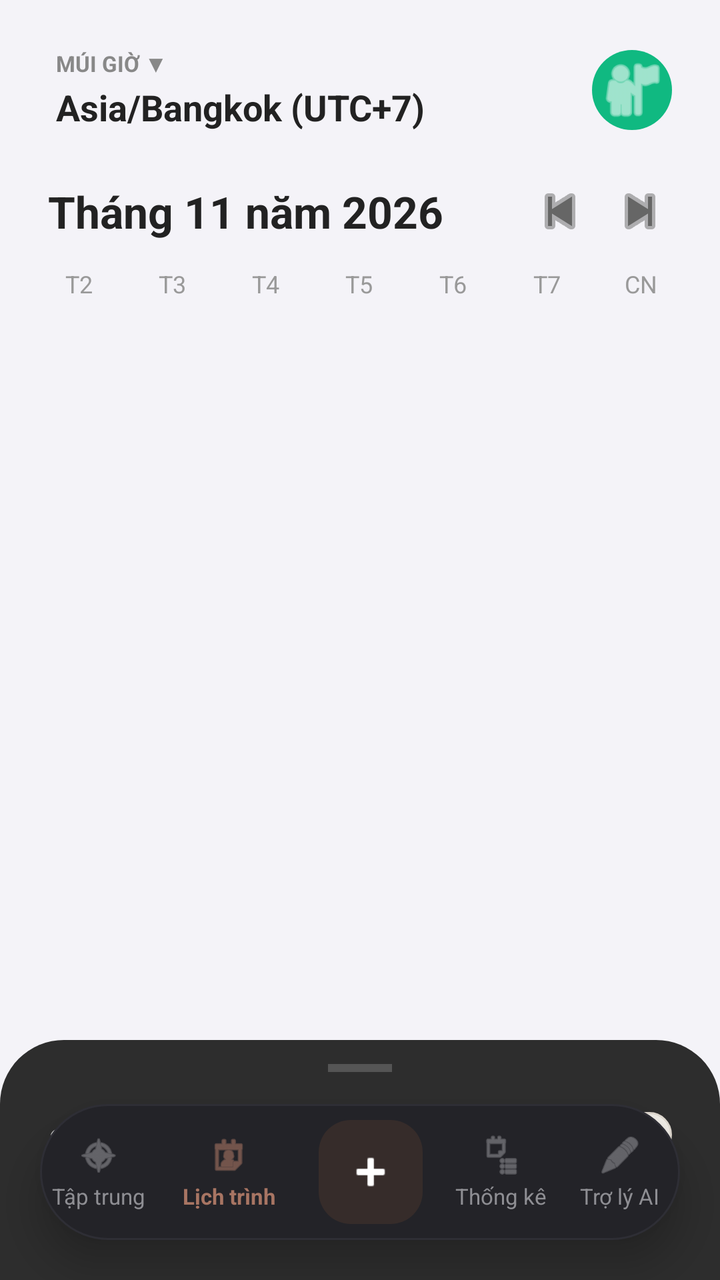
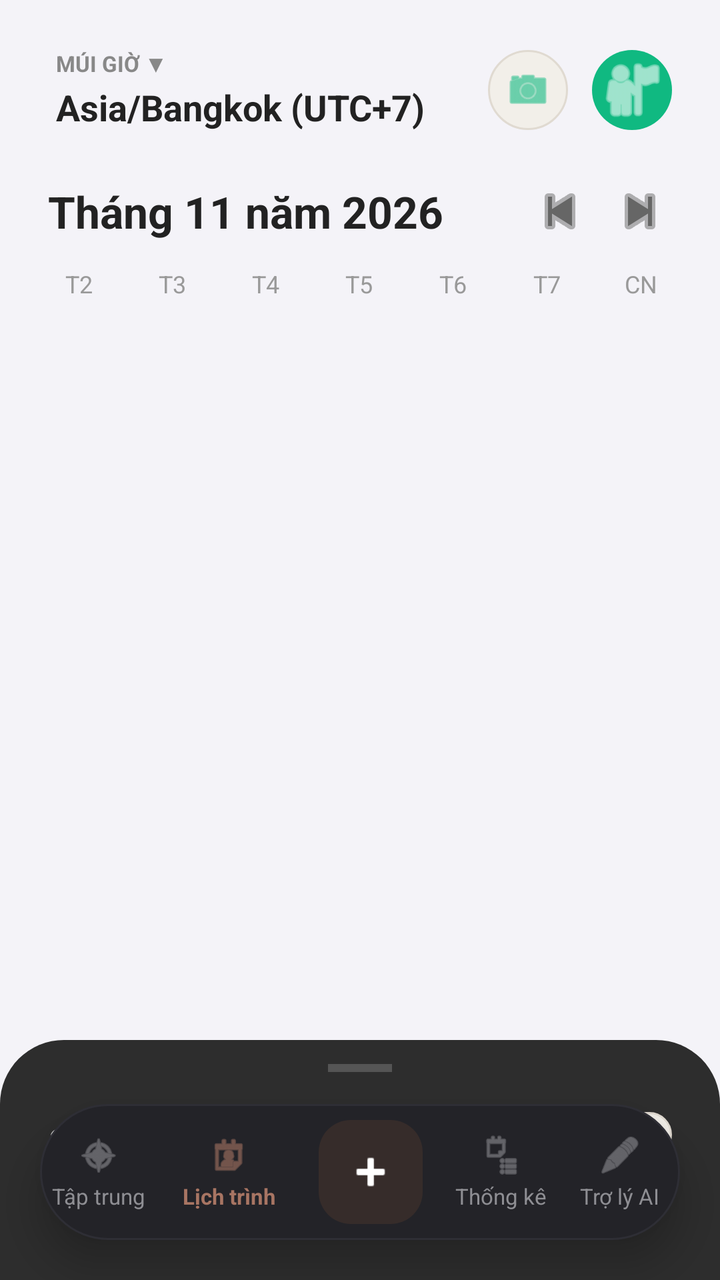

The first picture is an Android layout as it rendered before a commit; the second is the same layout after the commit. The layout source and the unified diff follow.
<!-- AndroidManifest.xml: application theme Theme.MyApplication -->
<!-- res/layout/activity_home.xml -->
<?xml version="1.0" encoding="utf-8"?>
<androidx.coordinatorlayout.widget.CoordinatorLayout
    xmlns:android="http://schemas.android.com/apk/res/android"
    xmlns:app="http://schemas.android.com/apk/res-auto"
    xmlns:tools="http://schemas.android.com/tools"
    android:layout_width="match_parent"
    android:layout_height="match_parent"
    android:background="#F4F3F8"
    tools:context=".ui.main.MainActivity">

    
    <androidx.core.widget.NestedScrollView
        android:id="@+id/scrollCalendar"
        android:layout_width="match_parent"
        android:layout_height="match_parent"
        android:clipToPadding="false"
        android:paddingBottom="220dp"
        android:fillViewport="true">

        <androidx.constraintlayout.widget.ConstraintLayout
            android:layout_width="match_parent"
            android:layout_height="wrap_content">

            
            <LinearLayout
                android:id="@+id/layoutTimeZone"
                android:layout_width="wrap_content"
                android:layout_height="wrap_content"
                android:layout_marginStart="24dp"
                android:layout_marginTop="20dp"
                android:background="?attr/selectableItemBackground"
                android:clickable="true"
                android:focusable="true"
                android:orientation="vertical"
                android:padding="4dp"
                app:layout_constraintStart_toStartOf="parent"
                app:layout_constraintTop_toTopOf="parent">

                <TextView
                    android:id="@+id/tvTimeZoneLabel"
                    android:layout_width="wrap_content"
                    android:layout_height="wrap_content"
                    android:text="MÚI GIỜ ▼"
                    android:textColor="#888888"
                    android:textSize="11sp"
                    android:textStyle="bold" />

                <TextView
                    android:id="@+id/tvTimeZoneValue"
                    android:layout_width="wrap_content"
                    android:layout_height="wrap_content"
                    android:layout_marginTop="2dp"
                    android:text="Asia/Bangkok (UTC+7)"
                    android:textColor="#222222"
                    android:textSize="18sp"
                    android:textStyle="bold" />
            </LinearLayout>

            
            <ImageView
                android:id="@+id/imgAvatar"
                android:layout_width="40dp"
                android:layout_height="40dp"
                android:layout_marginEnd="24dp"
                android:background="@drawable/bg_circle_teal"
                android:padding="2dp"
                android:src="@android:drawable/ic_menu_myplaces"
                app:tint="#FFFFFF"
                app:layout_constraintBottom_toBottomOf="@id/layoutTimeZone"
                app:layout_constraintEnd_toEndOf="parent"
                app:layout_constraintTop_toTopOf="@id/layoutTimeZone" />

            
            <androidx.constraintlayout.widget.ConstraintLayout
                android:id="@+id/layoutMonthNav"
                android:layout_width="match_parent"
                android:layout_height="wrap_content"
                android:layout_marginTop="20dp"
                app:layout_constraintTop_toBottomOf="@id/layoutTimeZone">

                <TextView
                    android:id="@+id/tvMonthYear"
                    android:layout_width="wrap_content"
                    android:layout_height="wrap_content"
                    android:layout_marginStart="24dp"
                    android:text="Tháng 11 năm 2026"
                    android:textColor="#222222"
                    android:textSize="22sp"
                    android:textStyle="bold"
                    app:layout_constraintBottom_toBottomOf="parent"
                    app:layout_constraintStart_toStartOf="parent"
                    app:layout_constraintTop_toTopOf="parent" />

                <ImageButton
                    android:id="@+id/btnPrevMonth"
                    android:layout_width="32dp"
                    android:layout_height="32dp"
                    android:layout_marginEnd="8dp"
                    android:background="?attr/selectableItemBackgroundBorderless"
                    android:src="@android:drawable/ic_media_previous"
                    app:tint="#666666"
                    app:layout_constraintBottom_toBottomOf="parent"
                    app:layout_constraintEnd_toStartOf="@id/btnNextMonth"
                    app:layout_constraintTop_toTopOf="parent" />

                <ImageButton
                    android:id="@+id/btnNextMonth"
                    android:layout_width="32dp"
                    android:layout_height="32dp"
                    android:layout_marginEnd="24dp"
                    android:background="?attr/selectableItemBackgroundBorderless"
                    android:src="@android:drawable/ic_media_next"
                    app:tint="#666666"
                    app:layout_constraintBottom_toBottomOf="parent"
                    app:layout_constraintEnd_toEndOf="parent"
                    app:layout_constraintTop_toTopOf="parent" />
            </androidx.constraintlayout.widget.ConstraintLayout>

            
            <androidx.recyclerview.widget.RecyclerView
                android:id="@+id/rvHorizontalCalendar"
                android:layout_width="match_parent"
                android:layout_height="wrap_content"
                android:layout_marginTop="12dp"
                android:paddingStart="16dp"
                android:paddingEnd="16dp"
                android:clipToPadding="false"
                android:orientation="horizontal"
                android:visibility="gone"
                app:layout_constraintTop_toBottomOf="@id/layoutMonthNav" />

            
            <androidx.constraintlayout.widget.ConstraintLayout
                android:id="@+id/layoutFullCalendar"
                android:layout_width="match_parent"
                android:layout_height="wrap_content"
                android:layout_marginTop="12dp"
                app:layout_constraintTop_toBottomOf="@id/layoutMonthNav">

                
                <LinearLayout
                    android:id="@+id/layoutDaysOfWeek"
                    android:layout_width="match_parent"
                    android:layout_height="wrap_content"
                    android:paddingStart="16dp"
                    android:paddingEnd="16dp"
                    android:orientation="horizontal"
                    app:layout_constraintTop_toTopOf="parent">

                    <TextView android:layout_width="0dp" android:layout_height="wrap_content" android:layout_weight="1" android:text="T2" android:gravity="center" android:textSize="12sp" android:textColor="#999999" />
                    <TextView android:layout_width="0dp" android:layout_height="wrap_content" android:layout_weight="1" android:text="T3" android:gravity="center" android:textSize="12sp" android:textColor="#999999" />
                    <TextView android:layout_width="0dp" android:layout_height="wrap_content" android:layout_weight="1" android:text="T4" android:gravity="center" android:textSize="12sp" android:textColor="#999999" />
                    <TextView android:layout_width="0dp" android:layout_height="wrap_content" android:layout_weight="1" android:text="T5" android:gravity="center" android:textSize="12sp" android:textColor="#999999" />
                    <TextView android:layout_width="0dp" android:layout_height="wrap_content" android:layout_weight="1" android:text="T6" android:gravity="center" android:textSize="12sp" android:textColor="#999999" />
                    <TextView android:layout_width="0dp" android:layout_height="wrap_content" android:layout_weight="1" android:text="T7" android:gravity="center" android:textSize="12sp" android:textColor="#999999" />
                    <TextView android:layout_width="0dp" android:layout_height="wrap_content" android:layout_weight="1" android:text="CN" android:gravity="center" android:textSize="12sp" android:textColor="#999999" />
                </LinearLayout>

                
                <androidx.recyclerview.widget.RecyclerView
                    android:id="@+id/rvFullCalendarGrid"
                    android:layout_width="match_parent"
                    android:layout_height="wrap_content"
                    android:layout_marginTop="8dp"
                    android:paddingStart="16dp"
                    android:paddingEnd="16dp"
                    android:nestedScrollingEnabled="false"
                    android:overScrollMode="never"
                    app:layout_constraintTop_toBottomOf="@id/layoutDaysOfWeek" />

            </androidx.constraintlayout.widget.ConstraintLayout>

        </androidx.constraintlayout.widget.ConstraintLayout>
    </androidx.core.widget.NestedScrollView>

    
    <androidx.constraintlayout.widget.ConstraintLayout
        android:id="@+id/layoutAgendaBottomSheet"
        android:layout_width="match_parent"
        android:layout_height="match_parent"
        android:background="@drawable/bg_bottom_sheet"
        app:behavior_peekHeight="120dp"
        app:layout_behavior="com.google.android.material.bottomsheet.BottomSheetBehavior">

        
        <View
            android:id="@+id/dragHandle"
            android:layout_width="32dp"
            android:layout_height="4dp"
            android:layout_marginTop="12dp"
            android:background="#555555"
            app:layout_constraintEnd_toEndOf="parent"
            app:layout_constraintStart_toStartOf="parent"
            app:layout_constraintTop_toTopOf="parent" />

        
        <TextView
            android:id="@+id/tvAgendaDate"
            android:layout_width="wrap_content"
            android:layout_height="wrap_content"
            android:layout_marginStart="24dp"
            android:layout_marginTop="20dp"
            android:text="● Thứ Bảy, 28 Thg 11, 2026"
            android:textColor="#E0E0E0"
            android:textSize="16sp"
            android:textStyle="bold"
            app:layout_constraintStart_toStartOf="parent"
            app:layout_constraintTop_toBottomOf="@id/dragHandle" />

        
        <TextView
            android:id="@+id/tvTasksToday"
            android:layout_width="wrap_content"
            android:layout_height="wrap_content"
            android:layout_marginEnd="24dp"
            android:background="@drawable/bg_pill_light"
            android:paddingStart="12dp"
            android:paddingEnd="12dp"
            android:paddingTop="4dp"
            android:paddingBottom="4dp"
            android:text="0 Task Today"
            android:textColor="#362C2A"
            android:textSize="11sp"
            android:textStyle="bold"
            app:layout_constraintBottom_toBottomOf="@id/tvAgendaDate"
            app:layout_constraintEnd_toEndOf="parent"
            app:layout_constraintTop_toTopOf="@id/tvAgendaDate" />

        
        <androidx.recyclerview.widget.RecyclerView
            android:id="@+id/rvTasks"
            android:layout_width="match_parent"
            android:layout_height="0dp"
            android:layout_marginTop="16dp"
            android:layout_marginBottom="80dp"
            android:paddingStart="16dp"
            android:paddingEnd="16dp"
            android:clipToPadding="false"
            app:layout_constraintBottom_toBottomOf="parent"
            app:layout_constraintTop_toBottomOf="@id/tvAgendaDate" />

    </androidx.constraintlayout.widget.ConstraintLayout>

    
    <LinearLayout
        android:id="@+id/customBottomNav"
        android:layout_width="match_parent"
        android:layout_height="68dp"
        android:layout_gravity="bottom"
        android:layout_marginStart="20dp"
        android:layout_marginEnd="20dp"
        android:layout_marginBottom="20dp"
        android:background="@drawable/bg_bottom_nav_dark"
        android:elevation="12dp"
        android:gravity="center_vertical"
        android:orientation="horizontal">

        
        <LinearLayout
            android:id="@+id/navFocus"
            android:layout_width="0dp"
            android:layout_height="match_parent"
            android:layout_weight="1"
            android:background="?android:attr/selectableItemBackgroundBorderless"
            android:gravity="center"
            android:orientation="vertical">

            <ImageView
                android:layout_width="22dp"
                android:layout_height="22dp"
                android:src="@android:drawable/ic_menu_compass"
                app:tint="#8E8E93" />

            <TextView
                android:layout_width="wrap_content"
                android:layout_height="wrap_content"
                android:layout_marginTop="2dp"
                android:text="Tập trung"
                android:textColor="#8E8E93"
                android:textSize="11sp" />
        </LinearLayout>

        
        <LinearLayout
            android:id="@+id/navAgenda"
            android:layout_width="0dp"
            android:layout_height="match_parent"
            android:layout_weight="1.2"
            android:background="?android:attr/selectableItemBackgroundBorderless"
            android:gravity="center"
            android:orientation="vertical">

            <ImageView
                android:layout_width="22dp"
                android:layout_height="22dp"
                android:src="@android:drawable/ic_menu_my_calendar"
                app:tint="#A87563" />

            <TextView
                android:layout_width="wrap_content"
                android:layout_height="wrap_content"
                android:layout_marginTop="2dp"
                android:text="Lịch trình"
                android:textColor="#A87563"
                android:textSize="11sp"
                android:textStyle="bold" />
        </LinearLayout>

        
        <FrameLayout
            android:layout_width="0dp"
            android:layout_height="match_parent"
            android:layout_weight="1.2"
            android:gravity="center">

            <com.google.android.material.floatingactionbutton.FloatingActionButton
                android:id="@+id/fabAdd"
                android:layout_width="wrap_content"
                android:layout_height="wrap_content"
                android:layout_gravity="center"
                android:backgroundTint="#362C2A"
                android:src="@android:drawable/ic_input_add"
                app:borderWidth="0dp"
                app:elevation="0dp"
                app:fabCustomSize="52dp"
                app:maxImageSize="26dp"
                app:tint="#FFFFFF" />
        </FrameLayout>

        
        <LinearLayout
            android:id="@+id/navProjects"
            android:layout_width="0dp"
            android:layout_height="match_parent"
            android:layout_weight="1"
            android:background="?android:attr/selectableItemBackgroundBorderless"
            android:gravity="center"
            android:orientation="vertical">

            <ImageView
                android:layout_width="22dp"
                android:layout_height="22dp"
                android:src="@android:drawable/ic_menu_agenda"
                app:tint="#8E8E93" />

            <TextView
                android:layout_width="wrap_content"
                android:layout_height="wrap_content"
                android:layout_marginTop="2dp"
                android:text="Thống kê"
                android:textColor="#8E8E93"
                android:textSize="11sp" />
        </LinearLayout>

        
        <LinearLayout
            android:id="@+id/navTimeline"
            android:layout_width="0dp"
            android:layout_height="match_parent"
            android:layout_weight="1"
            android:background="?android:attr/selectableItemBackgroundBorderless"
            android:gravity="center"
            android:orientation="vertical">

            <ImageView
                android:layout_width="22dp"
                android:layout_height="22dp"
                android:src="@android:drawable/ic_menu_edit"
                app:tint="#8E8E93" />

            <TextView
                android:layout_width="wrap_content"
                android:layout_height="wrap_content"
                android:layout_marginTop="2dp"
                android:text="Trợ lý AI"
                android:textColor="#8E8E93"
                android:textSize="11sp" />
        </LinearLayout>

    </LinearLayout>

</androidx.coordinatorlayout.widget.CoordinatorLayout>
<!-- resources referenced by this layout -->
<resources>
  <!-- drawable bg_bottom_nav_dark (drawable) -->
  <?xml version="1.0" encoding="utf-8"?>
  <shape xmlns:android="http://schemas.android.com/apk/res/android">
      <solid android:color="#232328" /> 
      <corners android:radius="100dp" /> 
      <stroke android:width="1dp" android:color="#2E2E35" /> 
  </shape>
  <!-- drawable bg_bottom_sheet (drawable) -->
  <?xml version="1.0" encoding="utf-8"?>
  <shape xmlns:android="http://schemas.android.com/apk/res/android"
      android:shape="rectangle">
      <solid android:color="#2D2D2D" /> 
      <corners
          android:topLeftRadius="32dp"
          android:topRightRadius="32dp" /> 
  </shape>
  <!-- drawable bg_circle_teal (drawable) -->
  <?xml version="1.0" encoding="utf-8"?>
  <shape xmlns:android="http://schemas.android.com/apk/res/android"
      android:shape="oval">
      <solid android:color="#10B981" />
  </shape>
  <!-- drawable bg_pill_light (drawable) -->
  <?xml version="1.0" encoding="utf-8"?>
  <shape xmlns:android="http://schemas.android.com/apk/res/android"
      android:shape="rectangle">
      <corners android:radius="100dp" />
      <solid android:color="#F2EFE9" />
      <stroke android:width="1dp" android:color="#E0DAD1" />
  </shape>
  <style name="Theme.MyApplication" parent="Base.Theme.MyApplication" />
  <style name="Base.Theme.MyApplication" parent="Theme.Material3.DayNight.NoActionBar">
          
          
      </style>
</resources>

<!-- the commit's change to res/layout/activity_home.xml (unified diff, before → after) -->
@@ -55,6 +55,20 @@
                     android:textSize="18sp"
                     android:textStyle="bold" />
             </LinearLayout>
+
+            
+            <ImageView
+                android:id="@+id/btnScanSchedule"
+                android:layout_width="40dp"
+                android:layout_height="40dp"
+                android:layout_marginEnd="12dp"
+                android:background="@drawable/bg_pill_light"
+                android:padding="8dp"
+                android:src="@android:drawable/ic_menu_camera"
+                app:tint="#10B981"
+                app:layout_constraintBottom_toBottomOf="@id/layoutTimeZone"
+                app:layout_constraintEnd_toStartOf="@id/imgAvatar"
+                app:layout_constraintTop_toTopOf="@id/layoutTimeZone" />
 
             
             <ImageView
